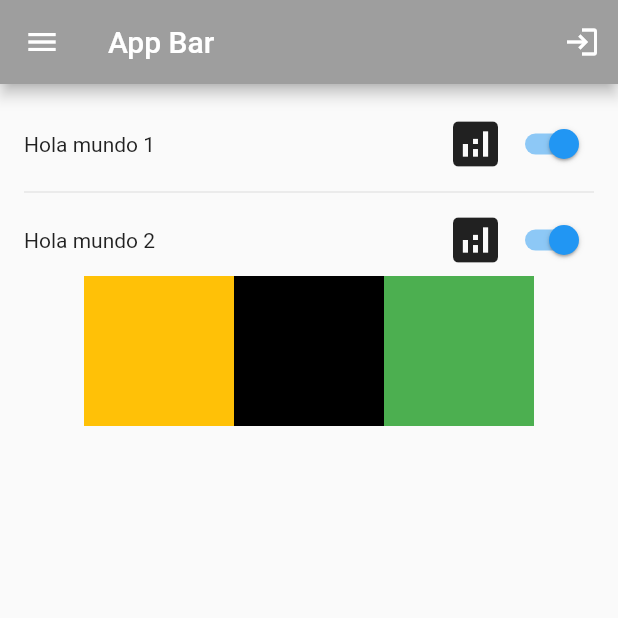
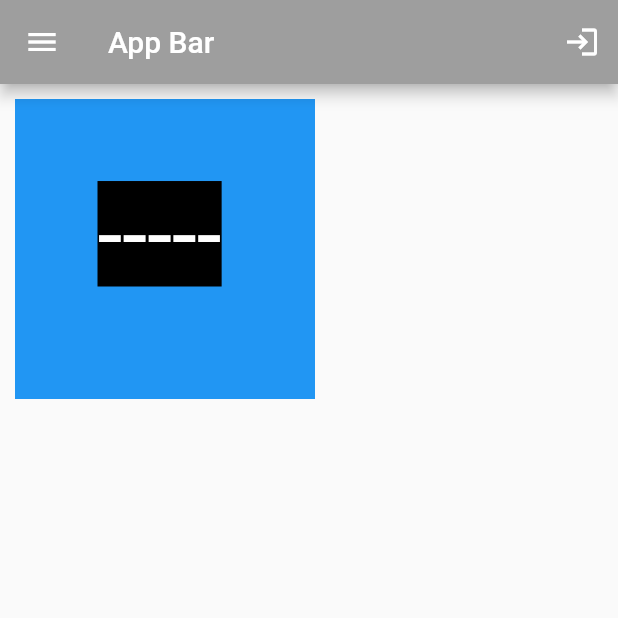
Before and after one commit to rogelio1502/learning-flutter, a Flutter app: the screen it shows after launch, on a phone screen of 412 x 824 dp, the top half of it. Run offline on Flutter 3.47's test engine with Material 2 defaults, Android fonts, the phone set to English and light mode, and no system bars.

Commit message:
padding margin

```diff
--- a/lib/main.dart
+++ b/lib/main.dart
@@ -17,57 +17,18 @@ class MyApp extends StatelessWidget {
           ],
           backgroundColor: Colors.grey,
         ),
-        body: Padding(
-          padding: const EdgeInsets.all(16.0),
-          child: Column(
-            children: <Widget>[
-              Row(
-                children: <Widget>[
-                  Expanded(
-                    child: Text('Hola mundo 1'),
-                  ),
-                  Icon(
-                    Icons.analytics,
-                    size: 40,
-                  ),
-                  Switch(value: true, onChanged: (value) {})
-                ],
-              ),
-              Divider(),
-              Row(
-                children: <Widget>[
-                  Expanded(
-                    child: Text('Hola mundo 2'),
-                  ),
-                  Icon(
-                    Icons.analytics,
-                    size: 40,
-                  ),
-                  Switch(value: true, onChanged: (value) {})
-                ],
-              ),
-              Row(
-                mainAxisAlignment: MainAxisAlignment.center,
-                crossAxisAlignment: CrossAxisAlignment.center,
-                children: <Widget>[
-                  Container(
-                    color: Colors.amber,
-                    height: 100,
-                    width: 100,
-                  ),
-                  Container(
-                    color: Colors.black,
-                    height: 100,
-                    width: 100,
-                  ),
-                  Container(
-                    color: Colors.green,
-                    height: 100,
-                    width: 100,
-                  )
-                ],
-              )
-            ],
+        body: Container(
+          width: 200,
+          height: 200,
+          color: Colors.blue,
+          margin: EdgeInsets.all(10),
+          padding: EdgeInsets.all(55),
+          child: Text(
+            "-----",
+            style: TextStyle(
+                backgroundColor: Colors.black,
+                fontSize: 60,
+                color: Colors.white),
           ),
         ),
 
```
